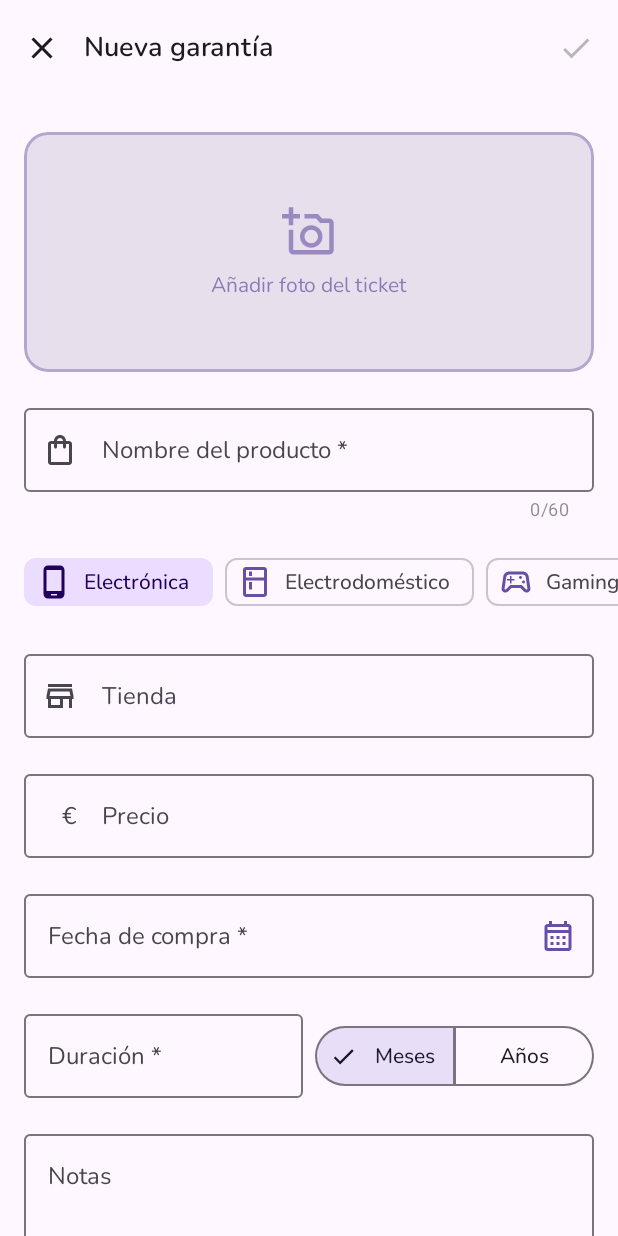
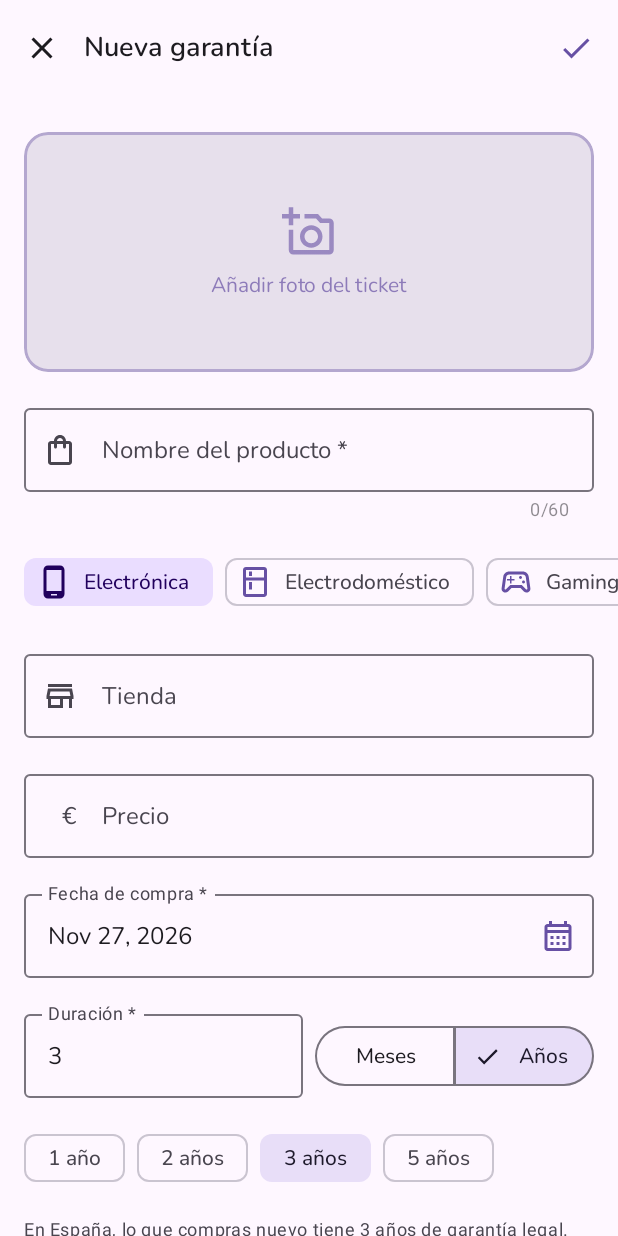
Before and after one commit to MiguelAMialdeaDev/warrantyvault, an Android app built with Jetpack Compose: the AddEditScreen screen opened through its navigation route, on a phone screen of 412 x 824 dp. Run offline under Robolectric (Android 15) with nearby library versions, the phone set to English and light mode, and no system bars; our stand-ins replace Room's generated code; libraries missing offline, so code that uses them is left out: com.android.billingclient; pictures from the network do not load; 24 statements that could not run were skipped.

Commit message:
feat(addedit): start new warranties today with the 3 year legal warranty
The purchase date and duration started empty and Save stayed disabled
without saying why. Now a new warranty defaults to today and 3 years
(the legal warranty in Spain), with 1/2/3/5 year chips. Save is always
enabled and marks every missing field at once, there is a large Save
button at the end of the form, the whole date field opens the calendar
and future dates cannot be picked.

```diff
--- a/feature/addedit/src/main/java/com/miguelcode/warrantyvault/feature/addedit/AddEditScreen.kt
+++ b/feature/addedit/src/main/java/com/miguelcode/warrantyvault/feature/addedit/AddEditScreen.kt
@@ -11,6 +11,7 @@ import androidx.compose.foundation.layout.fillMaxWidth
 import androidx.compose.foundation.layout.height
 import androidx.compose.foundation.layout.padding
 import androidx.compose.foundation.layout.size
+import androidx.compose.foundation.horizontalScroll
 import androidx.compose.foundation.rememberScrollState
 import androidx.compose.foundation.shape.RoundedCornerShape
 import androidx.compose.foundation.text.KeyboardOptions
@@ -20,7 +21,9 @@ import androidx.compose.material.icons.outlined.Close
 import androidx.compose.material.icons.outlined.Check
 import androidx.compose.material.icons.outlined.ShoppingBag
 import androidx.compose.material.icons.outlined.Store
+import androidx.compose.material3.Button
 import androidx.compose.material3.CircularProgressIndicator
+import androidx.compose.material3.FilterChip
 import androidx.compose.material3.ExperimentalMaterial3Api
 import androidx.compose.material3.Icon
 import androidx.compose.material3.IconButton
@@ -53,6 +56,7 @@ import com.miguelcode.warrantyvault.feature.addedit.components.PhotoSourceDialog
 import androidx.compose.ui.Modifier
 import androidx.compose.ui.platform.LocalContext
 import androidx.compose.ui.platform.LocalFocusManager
+import androidx.compose.ui.res.pluralStringResource
 import androidx.compose.ui.res.stringResource
 import androidx.compose.ui.text.input.KeyboardType
 import androidx.compose.ui.unit.dp
@@ -208,13 +212,13 @@ fun AddEditScreen(
                 actions = {
                     IconButton(
                         onClick = onSaveSafe,
-                        enabled = state.isFormValid && !state.isSaving && !state.isPhotoLoading
+                        // Siempre activo: si falta algo, al pulsarlo se marca en el formulario.
+                        enabled = !state.isSaving && !state.isPhotoLoading
                     ) {
                         Icon(
                             Icons.Outlined.Check,
                             contentDescription = stringResource(R.string.addedit_nav_save),
-                            tint = if (state.isFormValid) MaterialTheme.colorScheme.primary
-                            else MaterialTheme.colorScheme.onSurface.copy(alpha = 0.3f)
+                            tint = MaterialTheme.colorScheme.primary
                         )
                     }
                 },
@@ -335,6 +339,29 @@ fun AddEditScreen(
                 }
             }
 
+            // Atajos de duración: 3 años es la garantía legal en España y lo más común.
+            Row(
+                modifier = Modifier
+                    .fillMaxWidth()
+                    .horizontalScroll(rememberScrollState())
+                    .padding(horizontal = 16.dp),
+                horizontalArrangement = Arrangement.spacedBy(8.dp)
+            ) {
+                AddEditViewModel.QUICK_DURATION_YEARS.forEach { years ->
+                    FilterChip(
+                        selected = state.isYears && state.warrantyMonths == years.toString(),
+                        onClick = { viewModel.onQuickDurationSelected(years) },
+                        label = { Text(pluralStringResource(R.plurals.addedit_duration_chip, years, years)) }
+                    )
+                }
+            }
+            Text(
+                text = stringResource(R.string.addedit_duration_legal_hint),
+                style = MaterialTheme.typography.bodySmall,
+                color = MaterialTheme.colorScheme.onSurfaceVariant,
+                modifier = Modifier.padding(horizontal = 16.dp)
+            )
+
             // Calculated end date
             if (state.warrantyEndDate != null) {
                 val fmt = rememberDateFormatter()
@@ -368,6 +395,19 @@ fun AddEditScreen(
                 modifier = Modifier.fillMaxWidth().padding(horizontal = 16.dp)
             )
 
+            // Botón grande al final: el check de la barra superior queda lejos del pulgar
+            // después de rellenar el formulario.
+            Button(
+                onClick = onSaveSafe,
+                enabled = !state.isSaving && !state.isPhotoLoading,
+                modifier = Modifier
+                    .fillMaxWidth()
+                    .padding(horizontal = 16.dp)
+                    .height(52.dp)
+            ) {
+                Text(stringResource(R.string.addedit_save_button))
+            }
+
             // Indicador inline mientras guarda (el botón Guardar vive en el TopBar ✓)
             if (state.isSaving) {
                 Row(
--- a/feature/addedit/src/main/java/com/miguelcode/warrantyvault/feature/addedit/AddEditViewModel.kt
+++ b/feature/addedit/src/main/java/com/miguelcode/warrantyvault/feature/addedit/AddEditViewModel.kt
@@ -38,7 +38,9 @@ class AddEditViewModel(
      */
     private val savedStateHandle: SavedStateHandle? = null,
     /** Where the receipt photo is copied. Injected so tests can run the copy deterministically. */
-    private val ioDispatcher: CoroutineDispatcher = Dispatchers.IO
+    private val ioDispatcher: CoroutineDispatcher = Dispatchers.IO,
+    /** Fecha de hoy. Inyectable para que los tests no dependan del reloj. */
+    private val today: () -> LocalDate = LocalDate::now
 ) : ViewModel() {
 
     private val _state = MutableStateFlow(AddEditState())
@@ -56,7 +58,10 @@ class AddEditViewModel(
                 if (warrantyId == null) checkCanAdd()
             }
             warrantyId != null -> loadWarranty(warrantyId)
-            else -> checkCanAdd()
+            else -> {
+                applyNewWarrantyDefaults()
+                checkCanAdd()
+            }
         }
     }
 
@@ -101,6 +106,28 @@ class AddEditViewModel(
                 }
             }
         }
+    }
+
+    /**
+     * Un alta arranca con la compra de hoy y la garantía legal de España (3 años desde
+     * 2022). Es lo más habitual al registrar algo recién comprado, y antes los dos campos
+     * empezaban vacíos y Guardar seguía desactivado sin decir por qué.
+     */
+    private fun applyNewWarrantyDefaults() {
+        updateState {
+            it.copy(
+                purchaseDate = today(),
+                warrantyMonths = DEFAULT_WARRANTY_YEARS.toString(),
+                isYears = true
+            )
+        }
+        validateAndRecalculate()
+    }
+
+    /** Atajo de los chips de duración: fija la cantidad en años de una vez. */
+    fun onQuickDurationSelected(years: Int) {
+        updateState { it.copy(warrantyMonths = years.toString(), isYears = true) }
+        validateAndRecalculate()
     }
 
     private fun checkCanAdd() {
@@ -226,18 +253,25 @@ class AddEditViewModel(
         // (o con el anterior) y el fichero recién copiado quedaba huérfano en disco.
         if (current.isPhotoLoading) return
 
-        if (current.productName.isBlank()) {
-            updateState { it.copy(productNameError = AddEditError.NameRequired) }
+        // Guardar está siempre activo: al pulsarlo se marcan a la vez todos los campos que
+        // faltan. Antes el botón se apagaba sin explicar qué faltaba.
+        val nameError = AddEditError.NameRequired.takeIf { current.productName.isBlank() }
+        val dateError = AddEditError.DateRequired.takeIf { current.purchaseDate == null }
+        val durationError = current.warrantyMonthsError
+            ?: AddEditError.DurationRequired.takeIf {
+                current.purchaseDate != null && current.warrantyEndDate == null
+            }
+        if (nameError != null || dateError != null || durationError != null) {
+            updateState {
+                it.copy(
+                    productNameError = nameError,
+                    purchaseDateError = dateError,
+                    warrantyMonthsError = durationError
+                )
+            }
             return
         }
-        if (current.purchaseDate == null) {
-            updateState { it.copy(purchaseDateError = AddEditError.DateRequired) }
-            return
-        }
-        if (current.warrantyEndDate == null) {
-            updateState { it.copy(warrantyMonthsError = AddEditError.DurationRequired) }
-            return
-        }
+        if (current.purchaseDate == null || current.warrantyEndDate == null) return
         if (!current.isEditMode && !current.canAdd) {
             updateState { it.copy(formError = AddEditError.PremiumLimit) }
             return
@@ -337,6 +371,9 @@ class AddEditViewModel(
 
     companion object {
         private const val MAX_WARRANTY_MONTHS = 600L // 50 años
+        /** Garantía legal en España para compras desde 2022 (RDL 7/2021). */
+        const val DEFAULT_WARRANTY_YEARS = 3
+        val QUICK_DURATION_YEARS = listOf(1, 2, 3, 5)
         private const val MAX_INPUT_DIGITS = 4 // 9999 cabe sobrado en Long
         const val MAX_PRODUCT_NAME_LENGTH = 60
         const val MAX_STORE_LENGTH = 80
--- a/feature/addedit/src/main/java/com/miguelcode/warrantyvault/feature/addedit/components/DatePickerField.kt
+++ b/feature/addedit/src/main/java/com/miguelcode/warrantyvault/feature/addedit/components/DatePickerField.kt
@@ -1,6 +1,11 @@
 package com.miguelcode.warrantyvault.feature.addedit.components
 
+import androidx.compose.foundation.clickable
+import androidx.compose.foundation.layout.Box
+import androidx.compose.foundation.layout.fillMaxWidth
 import androidx.compose.material.icons.Icons
+import androidx.compose.material3.SelectableDates
+import androidx.compose.ui.semantics.Role
 import androidx.compose.material.icons.outlined.CalendarMonth
 import androidx.compose.material3.DatePicker
 import androidx.compose.material3.DatePickerDialog
@@ -37,6 +42,10 @@ fun DatePickerField(
     var showDialog by remember { mutableStateOf(false) }
     val fmt = rememberDateFormatter()
 
+    val openLabel = stringResource(R.string.addedit_date_select)
+    // El campo entero abre el calendario. Antes solo respondía el icono de 48dp y tocar
+    // el texto no hacía nada, que es donde toca casi todo el mundo.
+    Box(modifier = modifier) {
         OutlinedTextField(
             value = date?.format(fmt) ?: "",
             onValueChange = {},
@@ -53,15 +62,23 @@ fun DatePickerField(
                     )
                 }
             },
-        modifier = modifier
+            modifier = Modifier.fillMaxWidth()
         )
+        Box(
+            Modifier
+                .matchParentSize()
+                .clickable(role = Role.Button, onClickLabel = openLabel) { showDialog = true }
+        )
+    }
 
     if (showDialog) {
         // El DatePicker de Material3 interpreta y devuelve los millis SIEMPRE en UTC.
         // Convertir con la zona del dispositivo desplaza la fecha un día en cualquier
         // zona distinta de UTC (hacia atrás al reabrir en UTC+, al guardar en UTC-).
         val datePickerState = rememberDatePickerState(
-            initialSelectedDateMillis = date?.atStartOfDay(ZoneOffset.UTC)?.toInstant()?.toEpochMilli()
+            initialSelectedDateMillis = date?.atStartOfDay(ZoneOffset.UTC)?.toInstant()?.toEpochMilli(),
+            // Una compra no puede ser futura: elegirla por error daba avisos desfasados.
+            selectableDates = PastOrTodayDates
         )
         DatePickerDialog(
             onDismissRequest = { showDialog = false },
@@ -84,3 +101,13 @@ fun DatePickerField(
         }
     }
 }
+
+@OptIn(ExperimentalMaterial3Api::class)
+private object PastOrTodayDates : SelectableDates {
+    override fun isSelectableDate(utcTimeMillis: Long): Boolean {
+        val day = Instant.ofEpochMilli(utcTimeMillis).atZone(ZoneOffset.UTC).toLocalDate()
+        return !day.isAfter(LocalDate.now())
+    }
+
+    override fun isSelectableYear(year: Int): Boolean = year <= LocalDate.now().year
+}
--- a/feature/addedit/src/main/res/values/strings.xml
+++ b/feature/addedit/src/main/res/values/strings.xml
@@ -15,6 +15,12 @@
 
     <string name="addedit_segment_months">Meses</string>
     <string name="addedit_segment_years">Años</string>
+    <plurals name="addedit_duration_chip">
+        <item quantity="one">%d año</item>
+        <item quantity="other">%d años</item>
+    </plurals>
+    <string name="addedit_duration_legal_hint">En España, lo que compras nuevo tiene 3 años de garantía legal.</string>
+    <string name="addedit_save_button">Guardar garantía</string>
 
     <string name="addedit_end_date_label">Fin de garantía: %1$s</string>
 
```
Also changed, not shown: 2 other files. Lines whose indentation alone changed are shown as unchanged.
